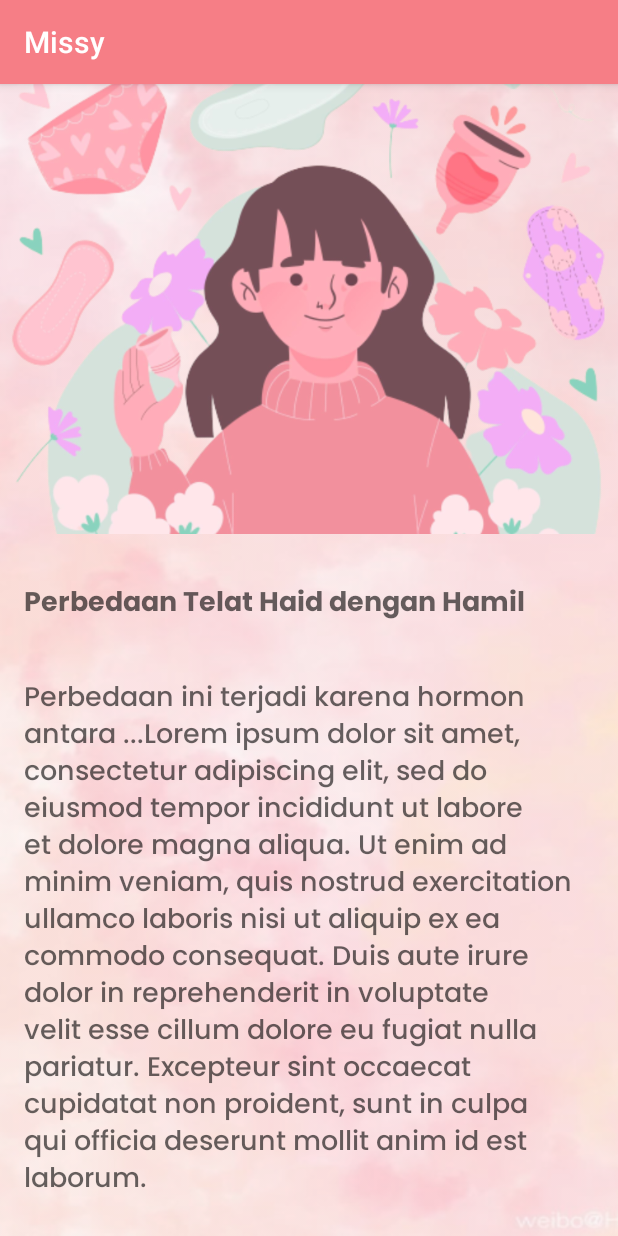
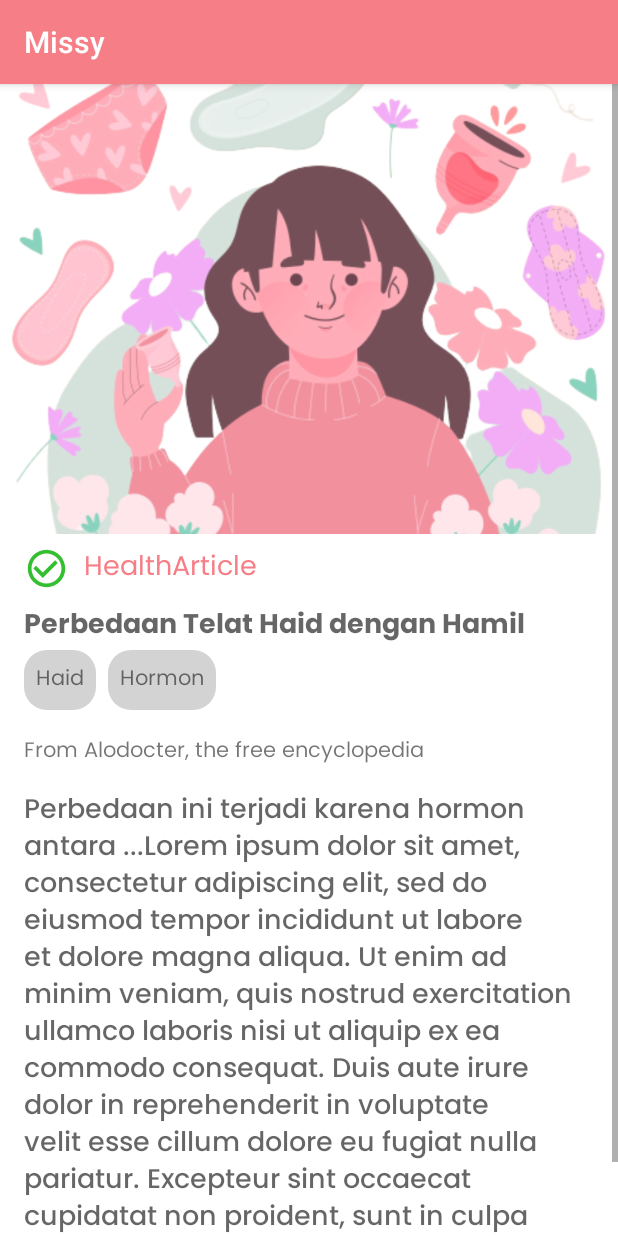
Before and after one commit to JaozaHaqq/Missy, an Android app: the HomeFragment screen opened directly, with no data from a screen before it, after a tap on "Perbedaan Telat Haid dengan Hamil", on a phone screen of 412 x 824 dp. Run offline under Robolectric (Android 15) with nearby library versions, the phone set to English and light mode, and no system bars.

Commit message:
Revisi Home dan Deskripsi

```diff
--- a/app/src/main/java/com/example/missy/DataModel.kt
+++ b/app/src/main/java/com/example/missy/DataModel.kt
@@ -6,6 +6,10 @@ import kotlinx.parcelize.Parcelize
 @Parcelize
 data class DataModel(
     var image : Int = 0,
+    var from : String,
+    var gambar1 : String,
+    var gambar2 : String,
+    var sumber : String,
     var title : String,
     var desc : String
 ) : Parcelable
--- a/app/src/main/java/com/example/missy/Deskripsi.kt
+++ b/app/src/main/java/com/example/missy/Deskripsi.kt
@@ -1,24 +1,40 @@
 package com.example.missy
 
+import android.content.Intent
 import androidx.appcompat.app.AppCompatActivity
 import android.os.Bundle
+import android.widget.Button
 import android.widget.ImageView
 import android.widget.TextView
+import com.example.missy.Fragment.HomeFragment
+import com.google.android.material.internal.ContextUtils.getActivity
 
 class Deskripsi : AppCompatActivity() {
     override fun onCreate(savedInstanceState: Bundle?) {
         super.onCreate(savedInstanceState)
         setContentView(R.layout.activity_deskripsi)
 
+        val tampil_from = intent.getStringExtra("from")
+        val tampil_gambar1 = intent.getStringExtra("gambar1")
+        val tampil_gambar2 = intent.getStringExtra("gambar2")
+        val tampil_sumber = intent.getStringExtra("sumber")
         val tampil_judul = intent.getStringExtra("judul")
         val tampil_deskripsi = intent.getStringExtra("deskripsi")
         val tampil_foto = intent.getIntExtra("foto", 0)
 
         val artikelj = findViewById<TextView>(R.id.nama_mahasiswa)
         val artijelde = findViewById<TextView>(R.id.nim_mahasiswa)
+        val sumber = findViewById<TextView>(R.id.sumber)
+        val artikelgam1 = findViewById<TextView>(R.id.gambar1)
+        val artikelgam2 = findViewById<TextView>(R.id.gambar2)
+        val artikelfr = findViewById<TextView>(R.id.from)
         val artikelf = findViewById<ImageView>(R.id.imageView)
 
         artikelf.setImageResource(tampil_foto)
+        artikelfr.text = tampil_from
+        artikelgam1.text = tampil_gambar1
+        artikelgam2.text = tampil_gambar2
+        sumber.text = tampil_sumber
         artikelj.text = tampil_judul
         artijelde.text = tampil_deskripsi
     }
--- a/app/src/main/java/com/example/missy/Fragment/HomeFragment.kt
+++ b/app/src/main/java/com/example/missy/Fragment/HomeFragment.kt
@@ -5,14 +5,11 @@ import android.os.Bundle
 import android.view.LayoutInflater
 import android.view.View
 import android.view.ViewGroup
-import android.widget.Button
-import androidx.core.content.ContextCompat.startActivity
 import androidx.fragment.app.Fragment
 import androidx.recyclerview.widget.GridLayoutManager
 import androidx.recyclerview.widget.RecyclerView
 import com.example.missy.DataModel
 import com.example.missy.Deskripsi
-import com.example.missy.MoodActivity
 import com.example.missy.R
 import com.example.misy.adapter_grid
 
@@ -31,6 +28,10 @@ class HomeFragment : Fragment() {
     val Datamahasiswa = listOf<DataModel>(
         DataModel(
             image = R.drawable. artikel1,
+            from = "HealthArticle",
+            gambar1 = "Haid",
+            gambar2 = "Hormon",
+            sumber = "From Alodocter, the free encyclopedia",
             title = "Perbedaan Telat Haid dengan Hamil",
             desc = "Perbedaan ini terjadi karena hormon antara ...Lorem ipsum dolor sit amet, " +
                     "consectetur adipiscing elit, sed do eiusmod tempor incididunt ut labore et " +
@@ -42,7 +43,11 @@ class HomeFragment : Fragment() {
         ),
         DataModel(
             R.drawable. artikel2,
+            gambar1 = "Darah",
+            gambar2 = "Perbedaan",
             title = "4 Perbedaan Darah Implantasi dan Darah Haid",
+            from = "HealthArticle",
+            sumber = "From Wikipedia, the free encyclopedia",
             desc = "Ada beberapa macam perbedaan Darah ...Lorem ipsum dolor sit amet, consectetur " +
                     "adipiscing elit, sed do eiusmod tempor incididunt ut labore et dolore magna " +
                     "aliqua. Ut enim ad minim veniam, quis nostrud exercitation ullamco laboris nisi" +
@@ -53,6 +58,10 @@ class HomeFragment : Fragment() {
         ),
         DataModel(
             R.drawable. artikel3,
+            from = "HealthArticle",
+            gambar1 = "Haid",
+            gambar2 = "Hamil",
+            sumber = "From Alodocter, the free encyclopedia",
             title = "Telat Haid Bukan Berarti Kamu Hamil!",
             desc = "Telat haid bukan karena sebagai tanda kita hamil namun ....Lorem ipsum dolor " +
                     "sit amet, consectetur adipiscing elit, sed do eiusmod tempor incididunt ut " +
@@ -64,6 +73,10 @@ class HomeFragment : Fragment() {
         ),
         DataModel(
             R.drawable. artikel4,
+            from = "HealthArticle",
+            gambar1 = "Haid",
+            gambar2 = "Keram",
+            sumber = "From Wikipedia, the free encyclopedia",
             title = "Alasan Kamu Keram Tapi Gak Lagi Haid",
             desc = "Keram sering muncul dikarenakan faktor dan kondisi tertentu....Lorem ipsum" +
                     " dolor sit amet, consectetur adipiscing elit, sed do eiusmod tempor incididunt " +
@@ -75,6 +88,10 @@ class HomeFragment : Fragment() {
         ),
         DataModel(
             R.drawable. artikel5,
+            from = "HealthArticle",
+            gambar1 = "Menstruasi",
+            gambar2 = "Tanda",
+            sumber = "From Jurnal ITTP, the free encyclopedia",
             title = "Inilah Tanda Kamu Minggu Ini Mens!",
             desc = "Kita dapat memperkirakan minggu hari kita mens....Lorem ipsum dolor sit amet, " +
                     "consectetur adipiscing elit, sed do eiusmod tempor incididunt ut labore et " +
@@ -86,6 +103,10 @@ class HomeFragment : Fragment() {
         ),
         DataModel(
             R.drawable. artikel6,
+            from = "HealthArticle",
+            gambar1 = "Rahim",
+            gambar2 = "Wanita",
+            sumber = "From Jurnal Pendidikan, the free encyclopedia",
             title = "Ciri-ciri Wanita Tanpa Rahim",
             desc = "Tidak semua wanita terlahir dengan rahim, berikut ciri - ciri ...Lorem ipsum " +
                     "dolor sit amet, consectetur adipiscing elit, sed do eiusmod tempor incididunt " +
@@ -97,6 +118,10 @@ class HomeFragment : Fragment() {
         ),
         DataModel(
             R.drawable. artikel7,
+            from = "HealthArticle",
+            gambar1 = "Perut Kembung",
+            gambar2 = "Kista",
+            sumber = "From Alodocter, the free encyclopedia",
             title = "Perut Kembung Tanda Gejala Kista",
             desc = "Kembung sering terjadi dikarenakan faktor berikut...Lorem ipsum dolor " +
                     "sit amet, consectetur adipiscing elit, sed do eiusmod tempor incididunt " +
@@ -108,6 +133,10 @@ class HomeFragment : Fragment() {
         ),
         DataModel(
             R.drawable. avocado,
+            from = "HealthArticle",
+            gambar1 = "Jus Alpukat",
+            gambar2 = "Manfaat",
+            sumber = "From Alodocter, the free encyclopedia",
             title = "Manfaat Minum Jus Alpukat Tiap Hari",
             desc = "Berikut manfaat buah alpukat antara lain ...Lorem ipsum dolor sit amet, " +
                     "consectetur adipiscing elit, sed do eiusmod tempor incididunt ut labore et " +
@@ -119,7 +148,11 @@ class HomeFragment : Fragment() {
         ),
         DataModel(
             R.drawable. artikel8,
+            from = "HealthArticle",
+            gambar1 = "Haid",
+            gambar2 = "Hormon",
             title = "001",
+            sumber = "From Alodocter, the free encyclopedia",
             desc = "Lorem ipsum dolor sit amet, consectetur adipiscing elit, sed do eiusmod tempor " +
                     "incididunt ut labore et dolore magna aliqua. Ut enim ad minim veniam, quis " +
                     "nostrud exercitation ullamco laboris nisi ut aliquip ex ea commodo consequat. " +
@@ -129,7 +162,11 @@ class HomeFragment : Fragment() {
         ),
         DataModel(
             R.drawable. artikel1,
+            from = "HealthArticle",
+            gambar1 = "Haid",
+            gambar2 = "Hormon",
             title = "002",
+            sumber = "From Alodocter, the free encyclopedia",
             desc = "Lorem ipsum dolor sit amet, consectetur adipiscing elit, sed do eiusmod tempor " +
                     "incididunt ut labore et dolore magna aliqua. Ut enim ad minim veniam, quis " +
                     "nostrud exercitation ullamco laboris nisi ut aliquip ex ea commodo consequat. " +
@@ -139,7 +176,11 @@ class HomeFragment : Fragment() {
         ),
         DataModel(
             R.drawable. artikel8,
+            from = "HealthArticle",
+            gambar1 = "Haid",
+            gambar2 = "Hormon",
             title = "003",
+            sumber = "From Alodocter, the free encyclopedia",
             desc = "Lorem ipsum dolor sit amet, consectetur adipiscing elit, sed do eiusmod tempor " +
                     "incididunt ut labore et dolore magna aliqua. Ut enim ad minim veniam, quis " +
                     "nostrud exercitation ullamco laboris nisi ut aliquip ex ea commodo consequat. " +
@@ -157,6 +198,7 @@ class HomeFragment : Fragment() {
     }
 
     override fun onViewCreated(view: View, savedInstanceState: Bundle?) {
+
         super.onViewCreated(view, savedInstanceState)
         val tampil: RecyclerView = view.findViewById(R.id.recyclerView)
         tampil.layoutManager = GridLayoutManager(requireActivity(), 2)
@@ -165,11 +207,17 @@ class HomeFragment : Fragment() {
                 val intent = Intent(requireActivity(), Deskripsi::class.java)
                 intent.putExtra("foto", mhs.image)
                 intent.putExtra("judul", mhs.title)
+                intent.putExtra("from", mhs.from)
+                intent.putExtra("gambar1", mhs.gambar1)
+                intent.putExtra("gambar2", mhs.gambar2)
+                intent.putExtra("sumber", mhs.sumber)
                 intent.putExtra("deskripsi", mhs.desc)
                 activity?.startActivity(intent)
             }
             tampil.adapter = adapter
+
         }
+
 
     }
 
--- /dev/null
+++ b/app/src/main/res/drawable/baseline_arrow_circle_left_24.xml
@@ -0,0 +1,5 @@
+<vector android:height="24dp" android:tint="#5A5E5A"
+    android:viewportHeight="24" android:viewportWidth="24"
+    android:width="24dp" xmlns:android="http://schemas.android.com/apk/res/android">
+    <path android:fillColor="@android:color/white" android:pathData="M2,12c0,5.52 4.48,10 10,10s10,-4.48 10,-10c0,-5.52 -4.48,-10 -10,-10C6.48,2 2,6.48 2,12zM12,11l4,0v2l-4,0l0,3l-4,-4l4,-4L12,11z"/>
+</vector>
--- /dev/null
+++ b/app/src/main/res/drawable/baseline_check_circle_outline_24.xml
@@ -0,0 +1,5 @@
+<vector android:height="24dp" android:tint="#34BE30"
+    android:viewportHeight="24" android:viewportWidth="24"
+    android:width="24dp" xmlns:android="http://schemas.android.com/apk/res/android">
+    <path android:fillColor="@android:color/white" android:pathData="M16.59,7.58L10,14.17l-3.59,-3.58L5,12l5,5 8,-8zM12,2C6.48,2 2,6.48 2,12s4.48,10 10,10 10,-4.48 10,-10S17.52,2 12,2zM12,20c-4.42,0 -8,-3.58 -8,-8s3.58,-8 8,-8 8,3.58 8,8 -3.58,8 -8,8z"/>
+</vector>
--- /dev/null
+++ b/app/src/main/res/drawable/baseline_rectangle_24.xml
@@ -0,0 +1,5 @@
+<?xml version="1.0" encoding="utf-8"?>
+<shape android:shape="rectangle" xmlns:android="http://schemas.android.com/apk/res/android">
+    <solid android:color="#d3d3d3"/>
+    <corners android:radius="15dp"/>
+</shape>
--- a/app/src/main/res/layout/activity_deskripsi.xml
+++ b/app/src/main/res/layout/activity_deskripsi.xml
@@ -4,7 +4,7 @@
     xmlns:tools="http://schemas.android.com/tools"
     android:layout_width="match_parent"
     android:layout_height="match_parent"
-    android:background="@drawable/bg">
+    android:background="@color/white">
 
     <RelativeLayout
         android:layout_width="match_parent"
@@ -15,22 +15,91 @@
             android:layout_width="match_parent"
             android:layout_height="300dp"
             android:scaleType="centerCrop"
-            android:src="@drawable/ic_launcher_background" />
+            android:src="@drawable/ic_launcher_background"/>
+
+        <RelativeLayout
+            android:id="@+id/check"
+            android:layout_width="match_parent"
+            android:layout_height="wrap_content"
+            android:layout_below="@id/imageView"
+            android:paddingLeft="16dp"
+            android:paddingTop="8dp"
+            android:paddingBottom="8dp">
+            <ImageView
+                android:id="@+id/foto"
+                android:layout_width="30dp"
+                android:layout_height="30dp"
+                android:layout_marginRight="10dp"
+                android:gravity="start|left|center"
+                android:background="@drawable/baseline_check_circle_outline_24">
+            </ImageView>
+            <TextView
+                android:id="@+id/from"
+                android:textColor="@color/pink"
+                android:layout_width="match_parent"
+                android:layout_height="wrap_content"
+                android:fontFamily="@font/poppinsregular"
+                android:text="From"
+                android:layout_toRightOf="@+id/foto"
+                android:textAppearance="?android:textAppearanceMedium" />
+        </RelativeLayout>
+
         <TextView
             android:id="@+id/nama_mahasiswa"
             android:layout_width="match_parent"
             android:layout_height="wrap_content"
-            android:layout_marginTop="15dp"
-            android:layout_below="@id/imageView"
-            android:padding="16dp"
+            android:layout_below="@id/check"
+            android:paddingLeft="16dp"
             android:fontFamily="@font/poppinsbold"
+            android:paddingRight="16dp"
             android:textAppearance="?android:textAppearanceMedium" />
+        <RelativeLayout
+            android:id="@+id/informasi"
+            android:layout_below="@+id/nama_mahasiswa"
+            android:layout_width="match_parent"
+            android:layout_height="wrap_content"
+            android:paddingLeft="16dp"
+            android:paddingBottom="16dp">
+            <TextView
+                android:id="@+id/gambar1"
+                android:layout_width="wrap_content"
+                android:layout_height="wrap_content"
+                android:text="NIM"
+                android:fontFamily="@font/poppinsregular"
+                android:background="@drawable/baseline_rectangle_24"
+                android:padding="8dp"
+                android:layout_marginRight="8dp">
+            </TextView>
+            <TextView
+                android:id="@+id/gambar2"
+                android:layout_toRightOf="@+id/gambar1"
+                android:layout_width="wrap_content"
+                android:layout_height="wrap_content"
+                android:text="Nama"
+                android:padding="8dp"
+                android:fontFamily="@font/poppinsregular"
+                android:background="@drawable/baseline_rectangle_24">
+            </TextView>
+        </RelativeLayout>
+
+        <TextView
+            android:id="@+id/sumber"
+            android:layout_below="@+id/informasi"
+            android:layout_width="wrap_content"
+            android:layout_height="wrap_content"
+            android:text="Nama"
+            android:paddingRight="16dp"
+            android:paddingLeft="16dp"
+            android:paddingBottom="12dp"
+            android:fontFamily="@font/poppinsregular">
+        </TextView>
         <TextView
             android:id="@+id/nim_mahasiswa"
             android:layout_width="match_parent"
             android:layout_height="wrap_content"
-            android:padding="16dp"
-            android:layout_below="@id/nama_mahasiswa"
+            android:paddingLeft="16dp"
+            android:paddingRight="16dp"
+            android:layout_below="@id/sumber"
             android:text="NIM Mahasiswa"
             android:fontFamily="@font/poppinsmedium"
             android:textAppearance="?android:textAppearanceMedium" />
--- a/app/src/main/res/layout/fragment_home.xml
+++ b/app/src/main/res/layout/fragment_home.xml
@@ -16,21 +16,21 @@
 
         <ImageView
             android:id="@+id/cover"
-            android:layout_width="110dp"
-            android:layout_height="110dp"
-            android:src="@drawable/logo" />
+            android:layout_width="130dp"
+            android:layout_height="147dp"
+            android:src="@drawable/home1" />
 
         <TextView
             android:id="@+id/author"
-            android:layout_width="230dp"
+            android:layout_width="180dp"
             android:layout_height="wrap_content"
             android:layout_below="@+id/title"
             android:layout_alignParentRight="true"
-            android:layout_marginRight="20dp"
+            android:layout_marginRight="30dp"
             android:fontFamily="@font/poppinsmedium"
             android:gravity="left"
-            android:lines="2"
-            android:text="We have a alot of new. You can read and enjoy your day"
+            android:lines="3"
+            android:text="We have a lot of news. You can read and enjoy your day"
             android:textColor="@color/black"
             android:textSize="15dp"
             tools:ignore="TextSizeCheck"
@@ -47,7 +47,7 @@
             android:textSize="20dp"
             android:fontFamily="@font/poppinsbold"
             android:layout_alignParentRight="true"
-            android:layout_marginRight="74dp"
+            android:layout_marginRight="34dp"
             android:layout_marginTop="18dp"
             tools:layout_editor_absoluteX="177dp"
             tools:layout_editor_absoluteY="16dp" />
@@ -55,13 +55,14 @@
         <TextView
             android:layout_width="match_parent"
             android:layout_height="wrap_content"
-            android:layout_below="@+id/cover"
+            android:layout_below="@+id/author"
             android:background="@color/white"
-            android:gravity="start|left"
+            android:gravity="start|left|center"
             android:text="     Artikel Untukmu"
             android:textColor="@color/black"
             android:fontFamily="@font/poppinsbold"
-            android:textSize="15sp" />
+            android:textSize="15sp"
+            android:lines="2" />
     </RelativeLayout>
 
     <androidx.recyclerview.widget.RecyclerView
```
Also changed, not shown: app/src/main/res/drawable/bgdesc.png (added), app/src/main/res/drawable/home1.png (added).
